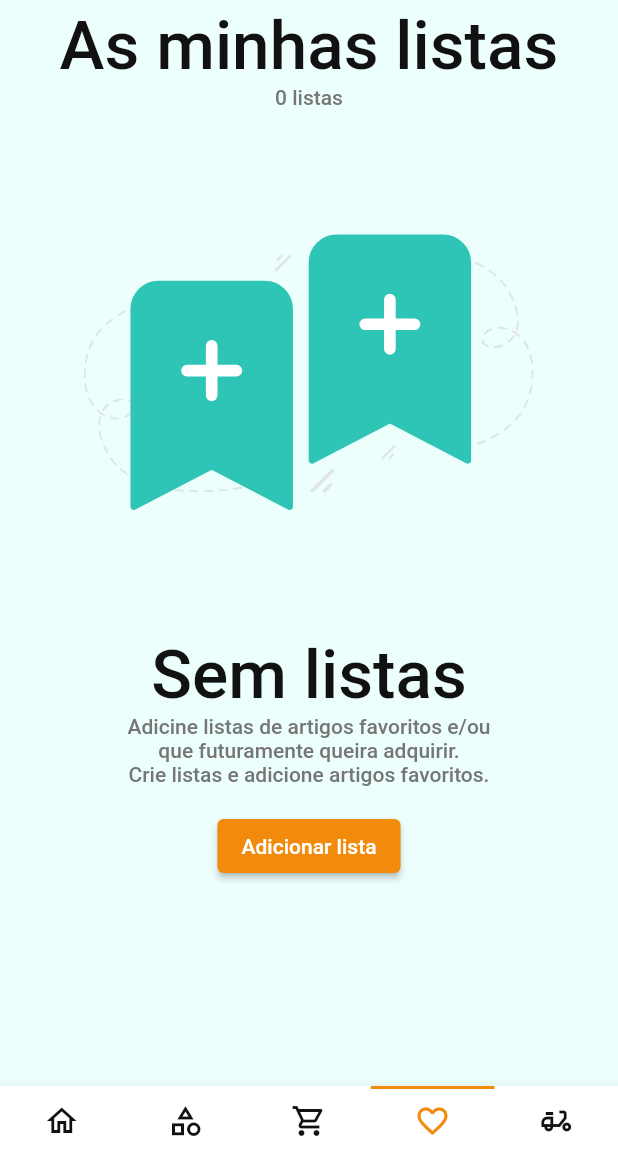
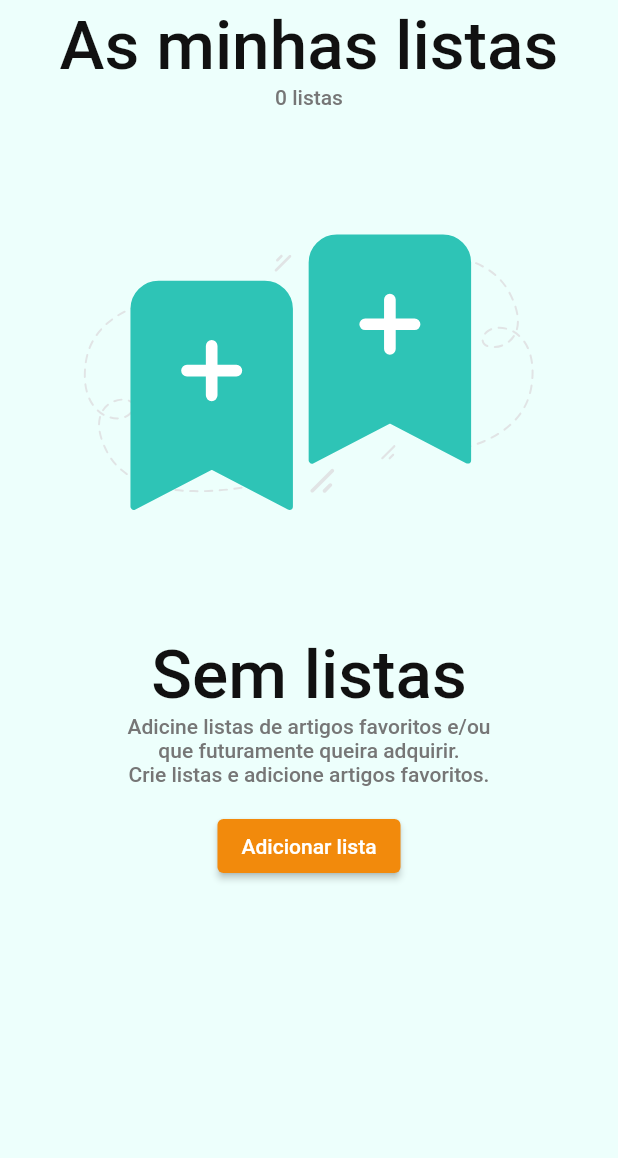
Before and after one commit to JoaoCupido/projeto_sti, a Flutter app: the WishlistScreen screen opened directly, on a phone screen of 412 x 824 dp, the part 78-1236 px from its top. Run offline on Flutter 3.47's test engine with Material 2 defaults, Android fonts, the phone set to English and light mode, and no system bars; our stand-ins replace carousel_slider, easy_search_bar, flutter_svg.

Commit message:
update na page(wishlistScreen)

```diff
--- a/lib/bottom_nav_bar_screen.dart
+++ b/lib/bottom_nav_bar_screen.dart
@@ -1,6 +1,7 @@
 import 'package:flutter/material.dart';
 
 import 'home_screen.dart';
+import 'wishlistScreen.dart';
 
 class BottomNavBarScreen extends StatefulWidget {
   const BottomNavBarScreen({Key? key}) : super(key: key);
@@ -9,7 +10,8 @@ class BottomNavBarScreen extends StatefulWidget {
   _BottomNavBarScreenState createState() => _BottomNavBarScreenState();
 }
 
-class _BottomNavBarScreenState extends State<BottomNavBarScreen> with SingleTickerProviderStateMixin {
+class _BottomNavBarScreenState extends State<BottomNavBarScreen>
+    with SingleTickerProviderStateMixin {
   late TabController _tabController;
 
   late List<Widget> _screens = [];
@@ -33,7 +35,7 @@ class _BottomNavBarScreenState extends State<BottomNavBarScreen> with SingleTick
       HomeScreen(emailName: emailName),
       HomeScreen(emailName: emailName),
       HomeScreen(emailName: emailName),
-      HomeScreen(emailName: emailName),
+      WishlistScreen(),
       HomeScreen(emailName: emailName),
     ];
   }
@@ -53,7 +55,8 @@ class _BottomNavBarScreenState extends State<BottomNavBarScreen> with SingleTick
   @override
   Widget build(BuildContext context) {
     //print(emailName);
-    return _screens.isNotEmpty ? Scaffold(
+    return _screens.isNotEmpty
+        ? Scaffold(
             body: TabBarView(
               controller: _tabController,
               children: _screens,
@@ -82,7 +85,7 @@ class _BottomNavBarScreenState extends State<BottomNavBarScreen> with SingleTick
                 onTap: handleTabTap,
               ),
             ),
-    ) : const Scaffold();
+          )
+        : const Scaffold();
   }
-
 }
--- a/lib/wishlistScreen.dart
+++ b/lib/wishlistScreen.dart
@@ -187,30 +187,6 @@ class _WishlistScreenState extends State<WishlistScreen>
             ],
           ),
         ),
-        bottomNavigationBar: BottomAppBar(
-          child: TabBar(
-            controller: _tabController,
-            indicator: BoxDecoration(
-              border: Border(
-                top: BorderSide(
-                  width: 2.0,
-                  color: Theme.of(context).colorScheme.primary,
-                ),
-              ),
-            ),
-            indicatorSize: TabBarIndicatorSize.tab,
-            labelColor: Theme.of(context).colorScheme.primary,
-            unselectedLabelColor: Theme.of(context).colorScheme.onSurface,
-            tabs: const [
-              Tab(icon: Icon(Icons.home_outlined)),
-              Tab(icon: Icon(Icons.category_outlined)),
-              Tab(icon: Icon(Icons.shopping_cart_outlined)),
-              Tab(icon: Icon(Icons.favorite_outline)),
-              Tab(icon: Icon(Icons.delivery_dining_outlined)),
-            ],
-            onTap: handleTabTap,
-          ),
-        ),
       );
     }
     return Scaffold(
@@ -364,30 +340,6 @@ class _WishlistScreenState extends State<WishlistScreen>
           ],
         ),
       ),
-      bottomNavigationBar: BottomAppBar(
-        child: TabBar(
-          controller: _tabController,
-          indicator: BoxDecoration(
-            border: Border(
-              top: BorderSide(
-                width: 2.0,
-                color: Theme.of(context).colorScheme.primary,
-              ),
-            ),
-          ),
-          indicatorSize: TabBarIndicatorSize.tab,
-          labelColor: Theme.of(context).colorScheme.primary,
-          unselectedLabelColor: Theme.of(context).colorScheme.onSurface,
-          tabs: const [
-            Tab(icon: Icon(Icons.home_outlined)),
-            Tab(icon: Icon(Icons.category_outlined)),
-            Tab(icon: Icon(Icons.shopping_cart_outlined)),
-            Tab(icon: Icon(Icons.favorite_outline)),
-            Tab(icon: Icon(Icons.delivery_dining_outlined)),
-          ],
-          onTap: handleTabTap,
-        ),
-      ),
     );
   }
 }
```
Lines whose indentation alone changed are shown as unchanged.
